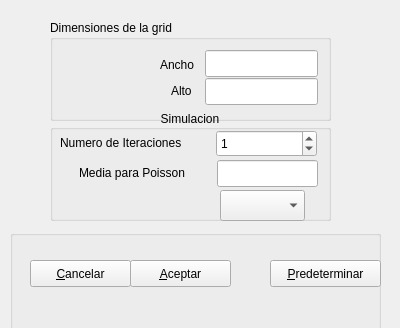
Before: the Qt Designer form configuration_form.ui in lmolina/OpticalNetSimulator, drawn with Qt 5.
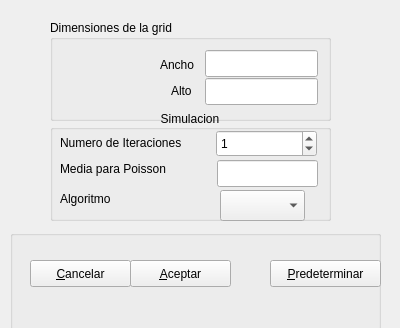
After: the same form once the commit is applied.

Commit message: Agregada etiqueta para algoritmos de enrutamiento en la interfaz grafica

Patch:
```diff
--- a/configuration_form.ui
+++ b/configuration_form.ui
@@ -122,8 +122,8 @@
    <widget class="QLabel" name="label">
     <property name="geometry">
      <rect>
-      <x>29</x>
-      <y>54</y>
+      <x>10</x>
+      <y>50</y>
       <width>141</width>
       <height>17</height>
      </rect>
@@ -161,6 +161,19 @@
      </sizepolicy>
     </property>
    </widget>
+   <widget class="QLabel" name="label_5">
+    <property name="geometry">
+     <rect>
+      <x>10</x>
+      <y>80</y>
+      <width>71</width>
+      <height>17</height>
+     </rect>
+    </property>
+    <property name="text">
+     <string>Algoritmo</string>
+    </property>
+   </widget>
   </widget>
   <widget class="QGroupBox" name="groupBox_3">
    <property name="geometry">
```
